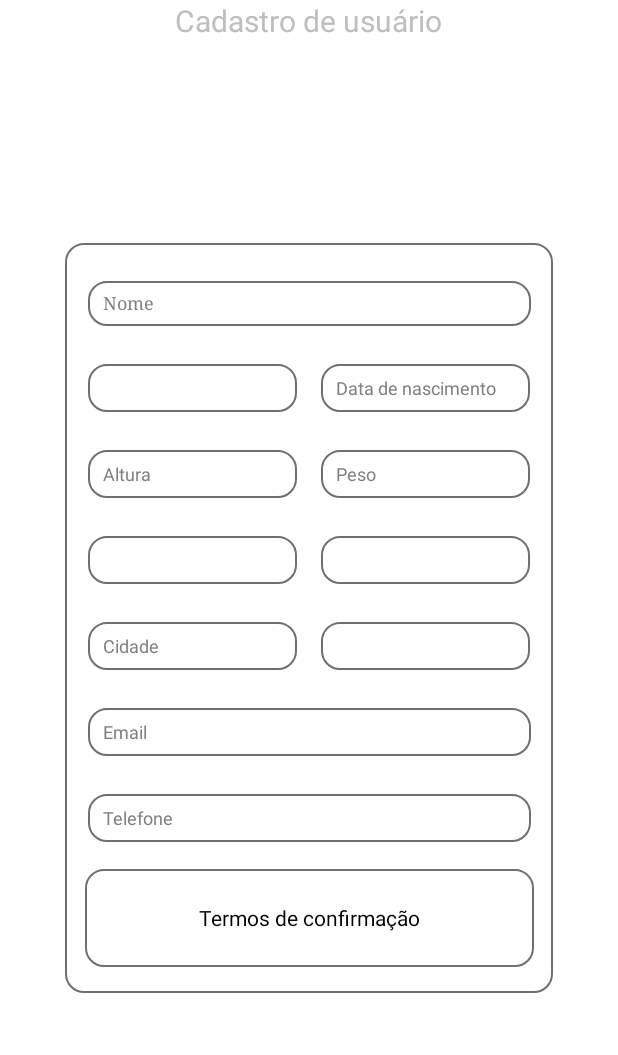
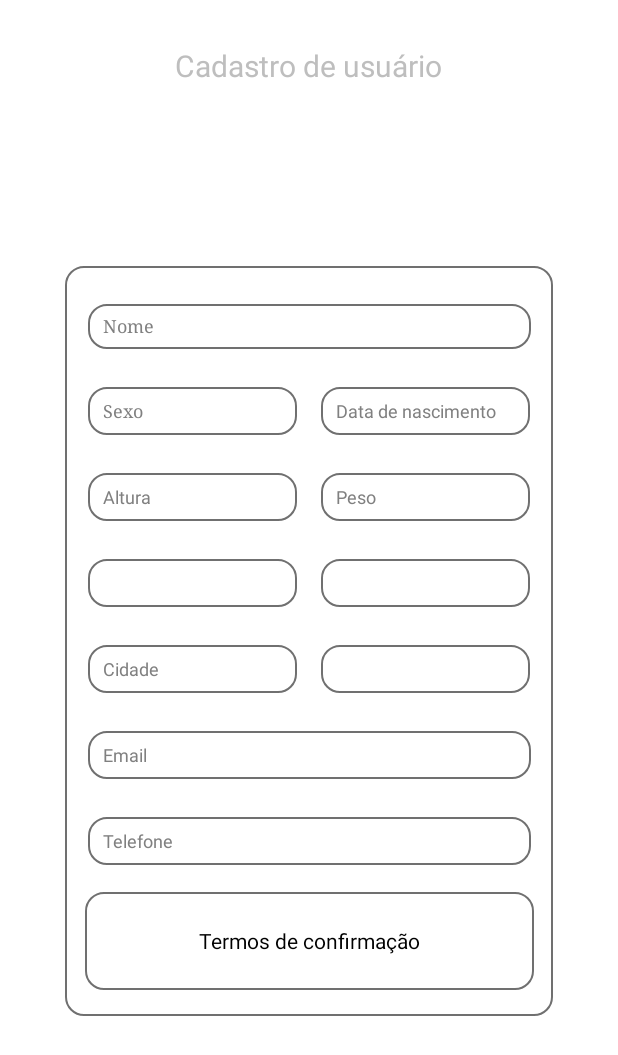
Before and after one commit to ingridmiranda/android-heath-tracking, an Android app: the DadosPessoaisActivity screen opened directly, with no data from a screen before it, after a tap on "Termos de confirmação", on a phone screen of 412 x 824 dp. Shown: the top 1055 px of the screen. Run offline under Robolectric (Android 15) with nearby library versions, the phone set to English and light mode, and no system bars; libraries missing offline, so code that uses them is left out: com.github.rtoshiro.util; 19 statements that could not run were skipped.

Commit message:
Inserir opcao de sexo

```diff
--- a/app/src/main/java/com/example/healthtracking/DadosPessoaisActivity.java
+++ b/app/src/main/java/com/example/healthtracking/DadosPessoaisActivity.java
@@ -2,17 +2,27 @@ package com.example.healthtracking;
 
 import android.app.Activity;
 import android.content.Intent;
+import android.graphics.Color;
 import android.os.Bundle;
 import android.util.Log;
 import android.view.View;
+import android.view.ViewGroup;
+import android.widget.AdapterView;
+import android.widget.ArrayAdapter;
 import android.widget.Button;
 import android.widget.EditText;
+import android.widget.Spinner;
+import android.widget.TextView;
 import android.widget.Toast;
 
 import com.github.rtoshiro.util.format.MaskFormatter;
 import com.github.rtoshiro.util.format.SimpleMaskFormatter;
 import com.github.rtoshiro.util.format.pattern.MaskPattern;
 import com.github.rtoshiro.util.format.text.MaskTextWatcher;
+
+import java.util.ArrayList;
+import java.util.Arrays;
+import java.util.List;
 
 
 public class DadosPessoaisActivity extends Activity {
@@ -32,6 +42,71 @@ public class DadosPessoaisActivity extends Activity {
         final EditText txtPeso = findViewById(R.id.txtPeso);
         final EditText txtPhone = findViewById(R.id.txtPhone);
         final Button btSalvarCadastro = findViewById(R.id.btSaveCadastro);
+
+        final Spinner spinnerSexo = findViewById(R.id.spinnerSexo);
+
+        final String[] array_sexo = new String[]{"Sexo", "Feminino", "Masculino"};
+        final List<String> sexoList = new ArrayList<>(Arrays.asList(array_sexo));
+
+        // Initializing an ArrayAdapter
+        final ArrayAdapter<String> spinnerArrayAdapter = new ArrayAdapter<String>(
+                this,R.layout.spinner_item,sexoList){
+            @Override
+            public boolean isEnabled(int position){
+                if(position == 0)
+                {
+                    // Disable the first item from Spinner
+                    // First item will be use for hint
+                    return false;
+                }
+                else
+                {
+                    return true;
+                }
+            }
+            @Override
+            public View getDropDownView(int position, View convertView,
+                                        ViewGroup parent) {
+                View view = super.getDropDownView(position, convertView, parent);
+                TextView tv = (TextView) view;
+                if(position == 0){
+                    // Set the hint text color gray
+                tv.setTextColor(Color.GRAY);
+                }
+                else {
+                    tv.setTextColor(Color.BLACK);
+                }
+                return view;
+            }
+        };
+        spinnerArrayAdapter.setDropDownViewResource(R.layout.spinner_item);
+        spinnerSexo.setAdapter(spinnerArrayAdapter);
+
+        spinnerSexo.setOnItemSelectedListener(new AdapterView.OnItemSelectedListener() {
+            @Override
+            public void onItemSelected(AdapterView<?> parent, View view, int position, long id) {
+                String selectedItemText = (String) parent.getItemAtPosition(position);
+                // If user change the default selection
+                // First item is disable and it is used for hint
+                if(position > 0){
+                    // Notify the selected item text
+                    Toast.makeText
+                            (getApplicationContext(), "Selected : " + selectedItemText, Toast.LENGTH_SHORT)
+                            .show();
+                }
+            }
+
+            @Override
+            public void onNothingSelected(AdapterView<?> parent) {
+
+            }
+        });
+
+/*
+        ArrayAdapter<CharSequence> adapter = ArrayAdapter.createFromResource(this, R.array.sexo_array, android.R.layout.simple_spinner_dropdown_item);
+        adapter.setDropDownViewResource(android.R.layout.simple_spinner_dropdown_item);
+        spinnerSexo.setAdapter(adapter);
+*/
 
         /**
         * Criação de máscara para data de nascimento
@@ -76,9 +151,17 @@ public class DadosPessoaisActivity extends Activity {
             @Override
             public void onClick(View v) {
                 dadosPessoais.setNome(txtName.getText().toString());
+                dadosPessoais.setDataNascimento(txtDataNascimento.getText().toString());
+                dadosPessoais.setEmail(txtEmail.getText().toString());
+                dadosPessoais.setCidade(txtCidade.getText().toString());
+                dadosPessoais.setTelefone(txtPhone.getText().toString());
+
+                dadosPessoais.setSexo(spinnerSexo.getSelectedItem().toString());
+
                 String name = dadosPessoais.getNome();
-
                 Log.d(TAG,  "nome: " + name);
+                Log.d(TAG, dadosPessoais.getCidade() + dadosPessoais.getDataNascimento() + dadosPessoais.getEmail() + dadosPessoais.getTelefone()
+                        + dadosPessoais.getSexo());
                 if (isCampoVazio(txtName)){
                     Toast.makeText(getApplicationContext(), "Campo obrigatório!", Toast.LENGTH_LONG).show();
                 } else {
--- a/app/src/main/res/layout/cadastro_dados_pessoais.xml
+++ b/app/src/main/res/layout/cadastro_dados_pessoais.xml
@@ -11,6 +11,7 @@
         android:id="@+id/tvCadastro"
         android:layout_width="wrap_content"
         android:layout_height="wrap_content"
+        android:layout_marginTop="30dp"
         android:text="Cadastro de usuário"
         android:textSize="20sp"
         app:layout_constraintEnd_toEndOf="parent"
@@ -67,10 +68,11 @@
         android:layout_marginStart="15dp"
         android:layout_marginLeft="15dp"
         android:layout_marginTop="25dp"
+        android:background="@drawable/rounded"
+        android:paddingLeft="10dp"
         android:spinnerMode="dropdown"
         android:textSize="12sp"
-        android:paddingLeft="10dp"
-        android:background="@drawable/rounded"
+        android:typeface="serif"
         app:layout_constraintStart_toStartOf="@+id/linearLayout"
         app:layout_constraintTop_toBottomOf="@+id/txtNome" />
 
--- /dev/null
+++ b/app/src/main/res/layout/spinner_item.xml
@@ -0,0 +1,10 @@
+<?xml version="1.0" encoding="utf-8"?>
+<TextView
+    xmlns:android="http://schemas.android.com/apk/res/android"
+    android:layout_width="match_parent"
+    android:layout_height="wrap_content"
+    android:textStyle="normal"
+    android:textColor="#808080"
+    android:textSize="12sp"
+    android:fontFamily="serif"
+    />
--- a/app/src/main/res/values/strings.xml
+++ b/app/src/main/res/values/strings.xml
@@ -1,3 +1,9 @@
 <resources>
     <string name="app_name">Health Tracking</string>
+
+    <string-array name="sexo_array">
+        <item>Sexo</item>
+        <item>Feminino</item>
+        <item>Masculino</item>
+    </string-array>
 </resources>
```
